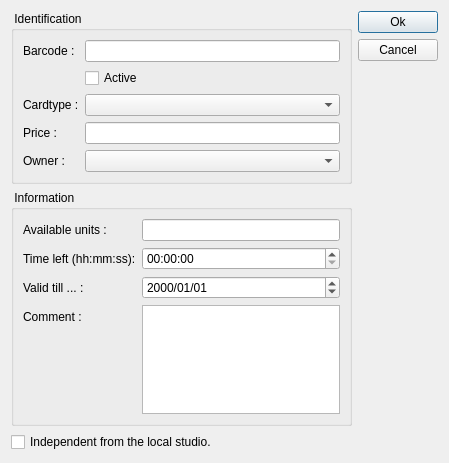
The window that client/dlgpatientcardedit.ui (tbikfalvi/Belenus) describes before a commit, drawn with Qt 5.
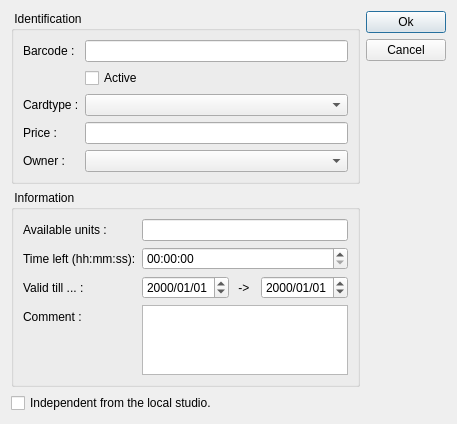
The same window after the commit.

```diff
--- a/client/dlgpatientcardedit.ui
+++ b/client/dlgpatientcardedit.ui
@@ -6,8 +6,8 @@
    <rect>
     <x>0</x>
     <y>0</y>
-    <width>449</width>
-    <height>463</height>
+    <width>450</width>
+    <height>400</height>
    </rect>
   </property>
   <property name="windowTitle">
@@ -117,11 +117,41 @@
          </widget>
         </item>
         <item row="2" column="1">
-         <widget class="QDateEdit" name="deValidDate">
-          <property name="displayFormat">
-           <string>yyyy/MM/dd</string>
-          </property>
-         </widget>
+         <layout class="QHBoxLayout" name="horizontalLayout_2">
+          <item>
+           <widget class="QDateEdit" name="deValidDateFrom">
+            <property name="displayFormat">
+             <string>yyyy/MM/dd</string>
+            </property>
+           </widget>
+          </item>
+          <item>
+           <widget class="QLabel" name="lblFromTo">
+            <property name="minimumSize">
+             <size>
+              <width>20</width>
+              <height>0</height>
+             </size>
+            </property>
+            <property name="maximumSize">
+             <size>
+              <width>20</width>
+              <height>500</height>
+             </size>
+            </property>
+            <property name="text">
+             <string> -&gt; </string>
+            </property>
+           </widget>
+          </item>
+          <item>
+           <widget class="QDateEdit" name="deValidDateTo">
+            <property name="displayFormat">
+             <string>yyyy/MM/dd</string>
+            </property>
+           </widget>
+          </item>
+         </layout>
         </item>
         <item row="3" column="0">
          <widget class="QLabel" name="lblComment">
```
Left out of the diff: 2 changed lines with no effect on the pictures.
